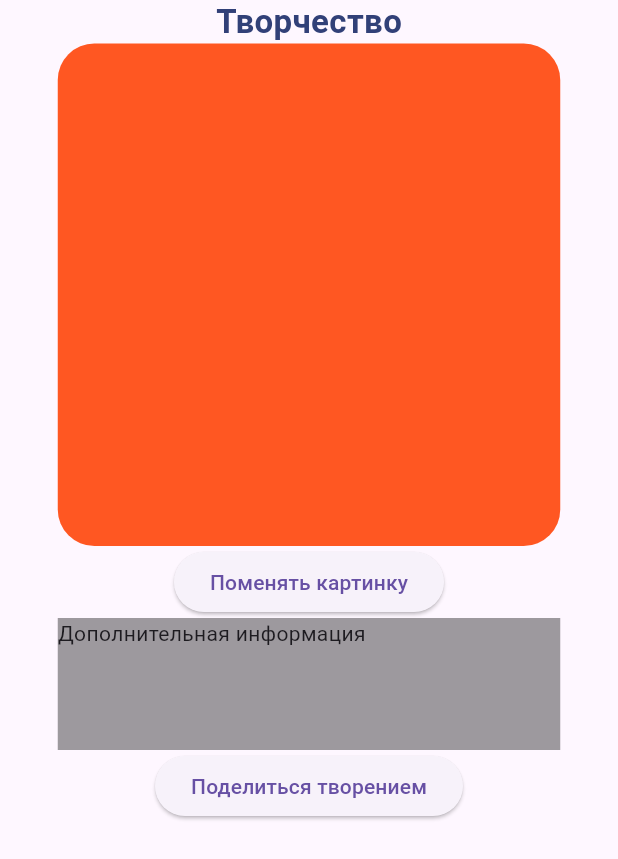
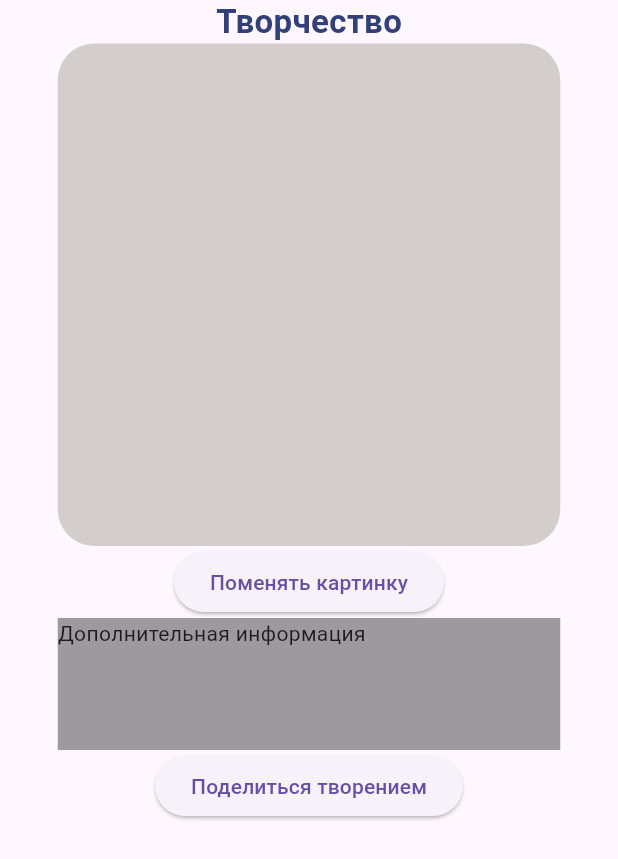
Before and after one commit to ksenia-nesytova/flutter_cars7, a Flutter app: the screen it shows after launch, on a phone screen of 412 x 824 dp. Shown: the top 859 px of the screen. Run offline on Flutter 3.47's test engine with Material 3 defaults, Android fonts, the phone set to English and light mode, and no system bars.

```diff
--- a/lib/main.dart
+++ b/lib/main.dart
@@ -27,8 +27,9 @@ class MainApp extends StatelessWidget {
               height: 335,
               width: 335,
               decoration: BoxDecoration(
-                  color: Colors.deepOrange,
-                  borderRadius: BorderRadius.circular(24.36)),
+                  color: const Color.fromARGB(255, 211, 205, 204),
+                  borderRadius: BorderRadius.circular(24.36),
+                ),
             ),
             ElevatedButton(
               onPressed: () {
```
